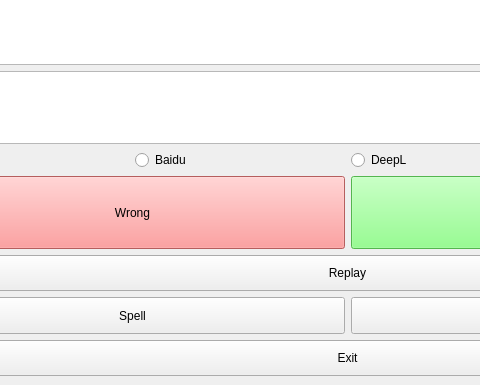
Before: the Qt Designer form ui/mainwindow.ui in lth6696/2022-03-19-WordsCheck, drawn with Qt 5; both pictures show x 89 to 569 and y 236 to 621 of the 873 by 621 pixel window.
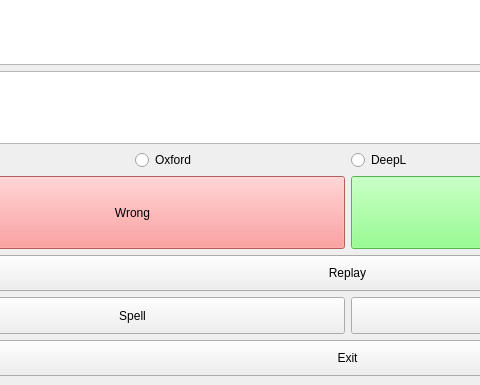
After: the same form once the commit is applied.

```diff
--- a/ui/mainwindow.ui
+++ b/ui/mainwindow.ui
@@ -44,7 +44,7 @@
        <string notr="true">font: 87 10pt &quot;Arial Black&quot;;</string>
       </property>
       <property name="text">
-       <string>Baidu</string>
+       <string>Oxford</string>
       </property>
      </widget>
     </item>
```
Left out of the diff: 2 changed lines with no effect on the pictures.
